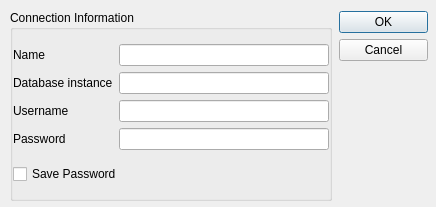
This is qgis/src/plugins/oracle_raster/qgsoracleconnectbase.ui in sourcepole/qgis as Qt 5 draws it before an edit. The edited form follows.
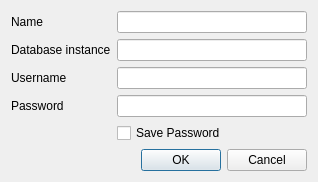
This is the edited form. Icons and pictures are not drawn.

```diff
--- a/qgis/src/plugins/oracle_raster/qgsoracleconnectbase.ui
+++ b/qgis/src/plugins/oracle_raster/qgsoracleconnectbase.ui
@@ -1,12 +1,12 @@
 <ui version="4.0" >
  <class>OracleConnectGuiBase</class>
- <widget class="QDialog" name="OracleConnectGuiBase" >
-  <property name="geometry" >
+ <widget class="QDialog" name="OracleConnectGuiBase">
+  <property name="geometry">
    <rect>
     <x>0</x>
     <y>0</y>
-    <width>436</width>
-    <height>207</height>
+    <width>318</width>
+    <height>177</height>
    </rect>
   </property>
   <property name="windowTitle" >
@@ -17,107 +17,10 @@
     <normaloff/>
    </iconset>
   </property>
-  <widget class="QWidget" name="layoutWidget" >
-   <property name="geometry" >
-    <rect>
-     <x>339</x>
-     <y>11</y>
-     <width>89</width>
-     <height>189</height>
-    </rect>
-   </property>
-   <layout class="QVBoxLayout" name="boxConfirm" >
-    <property name="spacing" >
-     <number>6</number>
-    </property>
-    <property name="margin" >
-     <number>0</number>
-    </property>
-    <item>
-     <widget class="QPushButton" name="btnOk" >
-      <property name="text" >
-       <string>OK</string>
-      </property>
-      <property name="shortcut" >
-       <string/>
-      </property>
-      <property name="autoDefault" >
-       <bool>true</bool>
-      </property>
-      <property name="default" >
-       <bool>true</bool>
-      </property>
-     </widget>
-    </item>
-    <item>
-     <widget class="QPushButton" name="btnCancel" >
-      <property name="text" >
-       <string>Cancel</string>
-      </property>
-      <property name="shortcut" >
-       <string/>
-      </property>
-      <property name="autoDefault" >
-       <bool>true</bool>
-      </property>
-     </widget>
-    </item>
-    <item>
-     <spacer>
-      <property name="orientation" >
-       <enum>Qt::Vertical</enum>
-      </property>
-      <property name="sizeType" >
-       <enum>QSizePolicy::Expanding</enum>
-      </property>
-      <property name="sizeHint" stdset="0" >
-       <size>
-        <width>87</width>
-        <height>121</height>
-       </size>
-      </property>
-     </spacer>
-    </item>
-   </layout>
-  </widget>
-  <widget class="QGroupBox" name="GroupBox1" >
-   <property name="geometry" >
-    <rect>
-     <x>10</x>
-     <y>10</y>
-     <width>322</width>
-     <height>191</height>
-    </rect>
-   </property>
-   <property name="title" >
-    <string>Connection Information</string>
-   </property>
-   <layout class="QVBoxLayout" name="_2" >
-    <property name="spacing" >
-     <number>0</number>
-    </property>
-    <property name="margin" >
-     <number>0</number>
-    </property>
-    <item>
-     <layout class="QHBoxLayout" name="boxFields" >
-      <property name="spacing" >
-       <number>6</number>
-      </property>
-      <property name="margin" >
-       <number>0</number>
-      </property>
-      <item>
-       <layout class="QVBoxLayout" name="boxFieldLabels" >
-        <property name="spacing" >
-         <number>6</number>
-        </property>
-        <property name="margin" >
-         <number>0</number>
-        </property>
-        <item>
-         <widget class="QLabel" name="TextLabel1_2" >
-          <property name="text" >
+  <layout class="QFormLayout" name="formLayout">
+   <item row="0" column="0">
+    <widget class="QLabel" name="TextLabel1_2">
+     <property name="text">
            <string>Name</string>
           </property>
           <property name="buddy" >
@@ -125,9 +28,16 @@
           </property>
          </widget>
         </item>
-        <item>
-         <widget class="QLabel" name="TextLabel2" >
-          <property name="text" >
+   <item row="0" column="1">
+    <widget class="QLineEdit" name="txtName">
+     <property name="toolTip">
+      <string>Name of the new connection</string>
+     </property>
+    </widget>
+   </item>
+   <item row="1" column="0">
+    <widget class="QLabel" name="TextLabel2">
+     <property name="text">
            <string>Database instance</string>
           </property>
           <property name="buddy" >
@@ -135,9 +45,12 @@
           </property>
          </widget>
         </item>
-        <item>
-         <widget class="QLabel" name="TextLabel3" >
-          <property name="text" >
+   <item row="1" column="1">
+    <widget class="QLineEdit" name="txtDatabase"/>
+   </item>
+   <item row="2" column="0">
+    <widget class="QLabel" name="TextLabel3">
+     <property name="text">
            <string>Username</string>
           </property>
           <property name="buddy" >
@@ -145,9 +58,12 @@
           </property>
          </widget>
         </item>
-        <item>
-         <widget class="QLabel" name="TextLabel3_2" >
-          <property name="text" >
+   <item row="2" column="1">
+    <widget class="QLineEdit" name="txtUsername"/>
+   </item>
+   <item row="3" column="0">
+    <widget class="QLabel" name="TextLabel3_2">
+     <property name="text">
            <string>Password</string>
           </property>
           <property name="buddy" >
@@ -155,61 +71,38 @@
           </property>
          </widget>
         </item>
-       </layout>
-      </item>
-      <item>
-       <layout class="QVBoxLayout" name="boxFieldEntries" >
-        <property name="spacing" >
-         <number>6</number>
-        </property>
-        <property name="margin" >
-         <number>0</number>
-        </property>
-        <item>
-         <widget class="QLineEdit" name="txtName" >
-          <property name="toolTip" >
-           <string>Name of the new connection</string>
-          </property>
-         </widget>
-        </item>
-        <item>
-         <widget class="QLineEdit" name="txtDatabase" />
-        </item>
-        <item>
-         <widget class="QLineEdit" name="txtUsername" />
-        </item>
-        <item>
-         <widget class="QLineEdit" name="txtPassword" >
-          <property name="echoMode" >
+   <item row="3" column="1">
+    <widget class="QLineEdit" name="txtPassword">
+     <property name="echoMode">
            <enum>QLineEdit::Password</enum>
           </property>
          </widget>
         </item>
-       </layout>
-      </item>
-     </layout>
-    </item>
-    <item>
-     <layout class="QHBoxLayout" name="boxCheckbox" >
-      <property name="spacing" >
-       <number>6</number>
-      </property>
-      <property name="margin" >
-       <number>0</number>
-      </property>
-      <item>
-       <widget class="QCheckBox" name="chkStorePassword" >
-        <property name="text" >
+   <item row="6" column="0" colspan="2">
+    <widget class="QDialogButtonBox" name="buttonBox">
+     <property name="standardButtons">
+      <set>QDialogButtonBox::Cancel|QDialogButtonBox::Ok</set>
+     </property>
+    </widget>
+   </item>
+   <item row="4" column="1">
+    <widget class="QCheckBox" name="chkStorePassword">
+     <property name="text">
          <string>Save Password</string>
         </property>
        </widget>
       </item>
      </layout>
-    </item>
-   </layout>
-  </widget>
- </widget>
- <layoutdefault spacing="6" margin="11" />
+ </widget>
+ <layoutdefault spacing="6" margin="11"/>
+ <tabstops>
+  <tabstop>txtName</tabstop>
+  <tabstop>txtDatabase</tabstop>
+  <tabstop>txtUsername</tabstop>
+  <tabstop>txtPassword</tabstop>
+  <tabstop>chkStorePassword</tabstop>
+  <tabstop>buttonBox</tabstop>
+ </tabstops>
  <resources/>
  <connections>
   <connection>
```
Left out of the diff: 50 changed lines with no effect on the pictures. Lines whose indentation alone changed are shown as unchanged.
